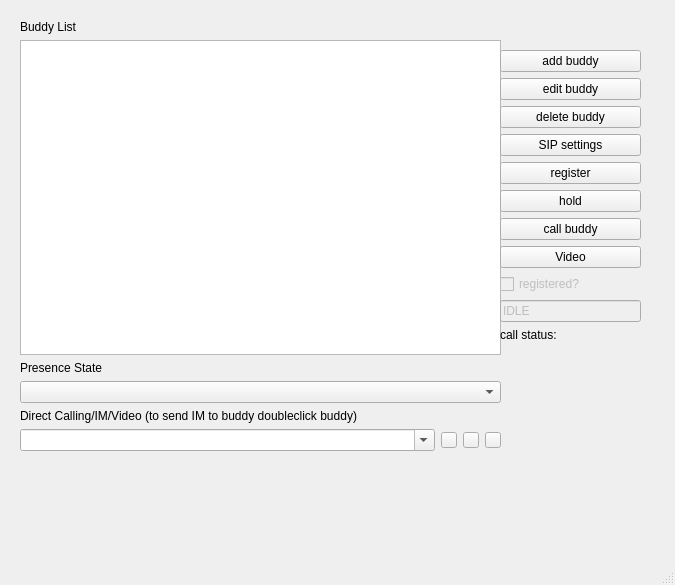
The window that siptel.ui (B15090815/Siptel) describes before a commit, drawn with Qt 5.
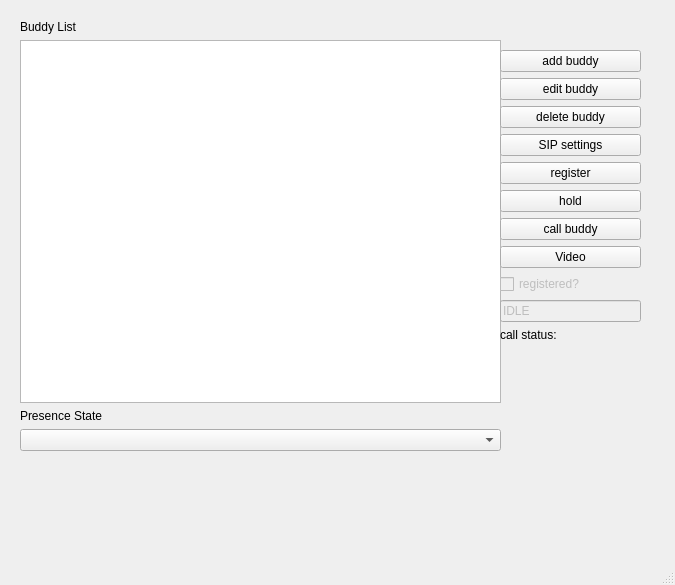
The same window after the commit.

Diff of the .ui file:
```diff
--- a/siptel.ui
+++ b/siptel.ui
@@ -58,90 +58,6 @@
        </property>
       </widget>
      </item>
-     <item>
-      <widget class="QLabel" name="label_4">
-       <property name="text">
-        <string>Direct Calling/IM/Video (to send IM to buddy doubleclick buddy)</string>
-       </property>
-      </widget>
-     </item>
-     <item>
-      <layout class="QHBoxLayout" name="_2">
-       <item>
-        <widget class="QComboBox" name="directCallComboBox">
-         <property name="editable">
-          <bool>true</bool>
-         </property>
-        </widget>
-       </item>
-       <item>
-        <widget class="QPushButton" name="directCallButton">
-         <property name="sizePolicy">
-          <sizepolicy hsizetype="Fixed" vsizetype="Fixed">
-           <horstretch>0</horstretch>
-           <verstretch>0</verstretch>
-          </sizepolicy>
-         </property>
-         <property name="maximumSize">
-          <size>
-           <width>16</width>
-           <height>16</height>
-          </size>
-         </property>
-         <property name="toolTip">
-          <string>click to call the SIP URI in the left ComboBox</string>
-         </property>
-         <property name="text">
-          <string/>
-         </property>
-        </widget>
-       </item>
-       <item>
-        <widget class="QPushButton" name="directImButton">
-         <property name="sizePolicy">
-          <sizepolicy hsizetype="Fixed" vsizetype="Fixed">
-           <horstretch>0</horstretch>
-           <verstretch>0</verstretch>
-          </sizepolicy>
-         </property>
-         <property name="maximumSize">
-          <size>
-           <width>16</width>
-           <height>16</height>
-          </size>
-         </property>
-         <property name="toolTip">
-          <string>click to send an instant message to the SIP URI in the left ComboBox</string>
-         </property>
-         <property name="text">
-          <string/>
-         </property>
-        </widget>
-       </item>
-       <item>
-        <widget class="QPushButton" name="directVideoButton">
-         <property name="sizePolicy">
-          <sizepolicy hsizetype="Fixed" vsizetype="Fixed">
-           <horstretch>0</horstretch>
-           <verstretch>0</verstretch>
-          </sizepolicy>
-         </property>
-         <property name="maximumSize">
-          <size>
-           <width>16</width>
-           <height>16</height>
-          </size>
-         </property>
-         <property name="toolTip">
-          <string>click to call the SIP URI in the left ComboBox</string>
-         </property>
-         <property name="text">
-          <string/>
-         </property>
-        </widget>
-       </item>
-      </layout>
-     </item>
     </layout>
    </widget>
    <widget class="QWidget" name="layoutWidget_2">
```
